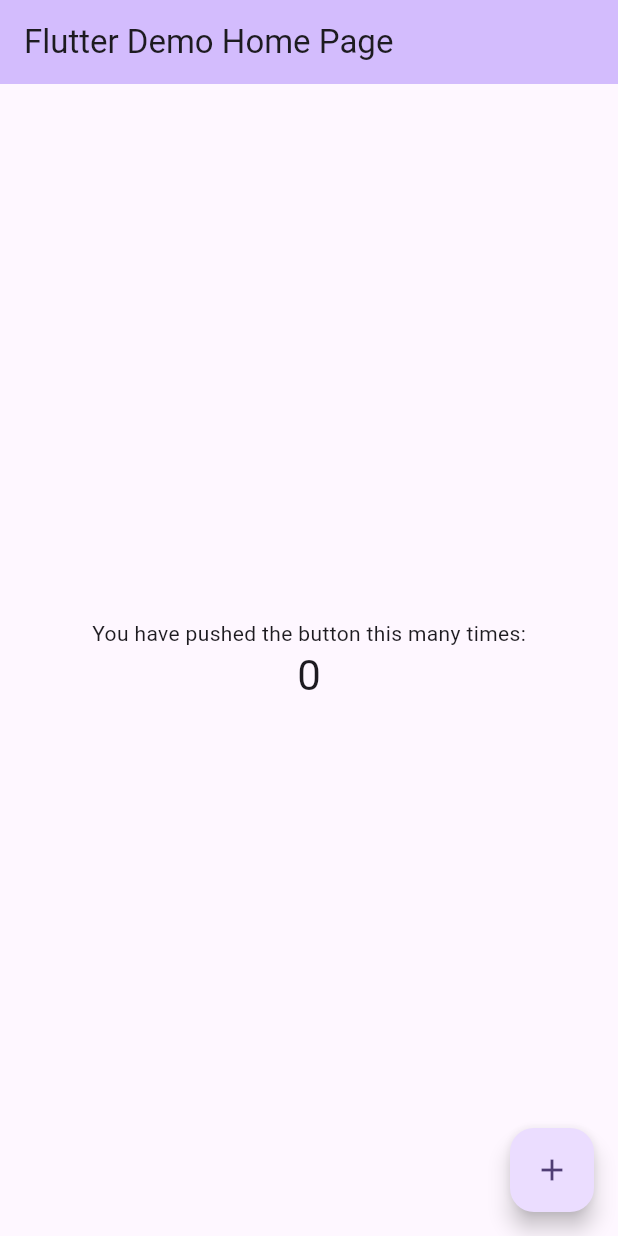
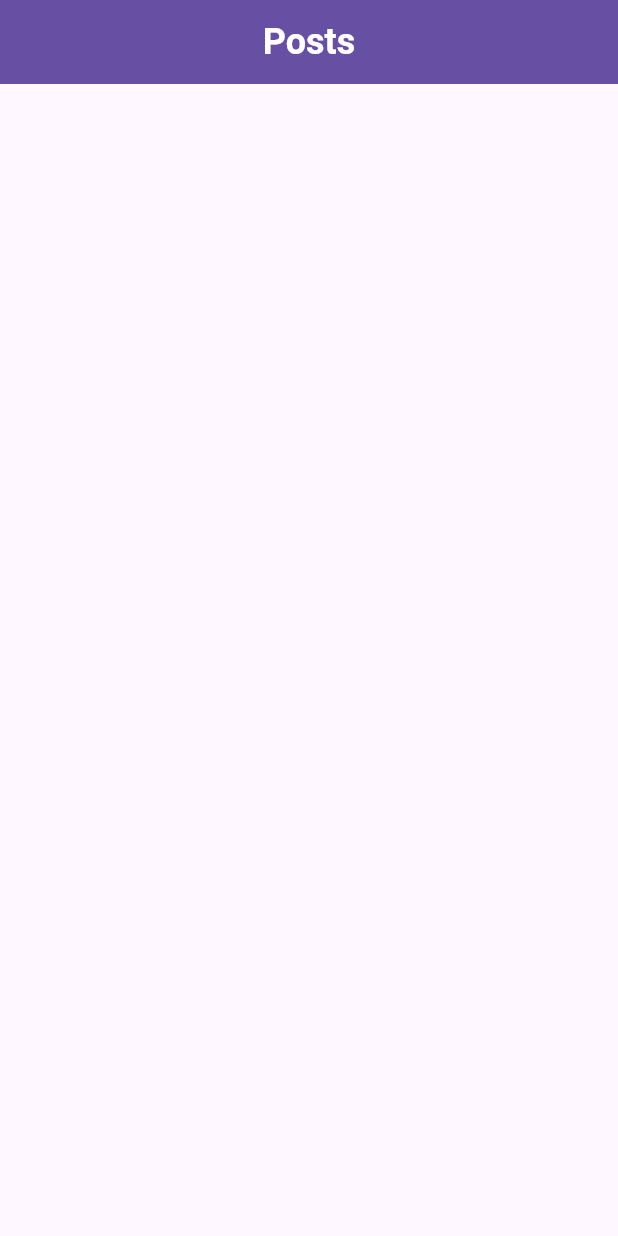
Before and after one commit to htoomthait/flutter_practice_2026, a Flutter app: the screen it shows after launch, on a phone screen of 412 x 824 dp. Run offline on Flutter 3.47's test engine with Material 3 defaults, Android fonts, the phone set to English and light mode, and no system bars.

Commit message:
post feature initiated

```diff
--- /dev/null
+++ b/practice_api_request_and_bloc_usage/lib/features/posts/bloc/post_event.dart
@@ -0,0 +1,12 @@
+part of 'posts_bloc.dart';
+
+
+
+
+@immutable
+abstract class PostEvent {}
+
+
+class PostInitialFetchEvent extends PostEvent{
+
+}
--- /dev/null
+++ b/practice_api_request_and_bloc_usage/lib/features/posts/ui/post_page.dart
@@ -0,0 +1,22 @@
+import 'package:flutter/material.dart';
+
+class PostPage extends StatefulWidget {
+  const PostPage({super.key});
+
+  @override
+  State<PostPage> createState() => _PostPageState();
+}
+
+class _PostPageState extends State<PostPage> {
+  @override
+  Widget build(BuildContext context) {
+    return Scaffold(
+      appBar: AppBar(
+        title: Text("Posts", style: TextStyle(color: Colors.white, fontSize: 24.0, fontWeight: FontWeight.w600)),
+        centerTitle: true,
+        backgroundColor: Theme.of(context).primaryColor,
+
+      ),
+    );
+  }
+}
--- a/practice_api_request_and_bloc_usage/lib/main.dart
+++ b/practice_api_request_and_bloc_usage/lib/main.dart
@@ -1,122 +1,18 @@
-import 'package:flutter/material.dart';
+import "package:flutter/material.dart";
+import "package:practice_api_request_and_bloc_usage/features/posts/ui/post_page.dart";
 
-void main() {
-  runApp(const MyApp());
+void main() async{
+  runApp(new MyApp());
 }
 
 class MyApp extends StatelessWidget {
   const MyApp({super.key});
 
-  // This widget is the root of your application.
   @override
   Widget build(BuildContext context) {
     return MaterialApp(
-      title: 'Flutter Demo',
-      theme: ThemeData(
-        // This is the theme of your application.
-        //
-        // TRY THIS: Try running your application with "flutter run". You'll see
-        // the application has a purple toolbar. Then, without quitting the app,
-        // try changing the seedColor in the colorScheme below to Colors.green
-        // and then invoke "hot reload" (save your changes or press the "hot
-        // reload" button in a Flutter-supported IDE, or press "r" if you used
-        // the command line to start the app).
-        //
-        // Notice that the counter didn't reset back to zero; the application
-        // state is not lost during the reload. To reset the state, use hot
-        // restart instead.
-        //
-        // This works for code too, not just values: Most code changes can be
-        // tested with just a hot reload.
-        colorScheme: .fromSeed(seedColor: Colors.deepPurple),
-      ),
-      home: const MyHomePage(title: 'Flutter Demo Home Page'),
+        debugShowCheckedModeBanner: false,
+        home: PostPage()
     );
   }
 }
-
-class MyHomePage extends StatefulWidget {
-  const MyHomePage({super.key, required this.title});
-
-  // This widget is the home page of your application. It is stateful, meaning
-  // that it has a State object (defined below) that contains fields that affect
-  // how it looks.
-
-  // This class is the configuration for the state. It holds the values (in this
-  // case the title) provided by the parent (in this case the App widget) and
-  // used by the build method of the State. Fields in a Widget subclass are
-  // always marked "final".
-
-  final String title;
-
-  @override
-  State<MyHomePage> createState() => _MyHomePageState();
-}
-
-class _MyHomePageState extends State<MyHomePage> {
-  int _counter = 0;
-
-  void _incrementCounter() {
-    setState(() {
-      // This call to setState tells the Flutter framework that something has
-      // changed in this State, which causes it to rerun the build method below
-      // so that the display can reflect the updated values. If we changed
-      // _counter without calling setState(), then the build method would not be
-      // called again, and so nothing would appear to happen.
-      _counter++;
-    });
-  }
-
-  @override
-  Widget build(BuildContext context) {
-    // This method is rerun every time setState is called, for instance as done
-    // by the _incrementCounter method above.
-    //
-    // The Flutter framework has been optimized to make rerunning build methods
-    // fast, so that you can just rebuild anything that needs updating rather
-    // than having to individually change instances of widgets.
-    return Scaffold(
-      appBar: AppBar(
-        // TRY THIS: Try changing the color here to a specific color (to
-        // Colors.amber, perhaps?) and trigger a hot reload to see the AppBar
-        // change color while the other colors stay the same.
-        backgroundColor: Theme.of(context).colorScheme.inversePrimary,
-        // Here we take the value from the MyHomePage object that was created by
-        // the App.build method, and use it to set our appbar title.
-        title: Text(widget.title),
-      ),
-      body: Center(
-        // Center is a layout widget. It takes a single child and positions it
-        // in the middle of the parent.
-        child: Column(
-          // Column is also a layout widget. It takes a list of children and
-          // arranges them vertically. By default, it sizes itself to fit its
-          // children horizontally, and tries to be as tall as its parent.
-          //
-          // Column has various properties to control how it sizes itself and
-          // how it positions its children. Here we use mainAxisAlignment to
-          // center the children vertically; the main axis here is the vertical
-          // axis because Columns are vertical (the cross axis would be
-          // horizontal).
-          //
-          // TRY THIS: Invoke "debug painting" (choose the "Toggle Debug Paint"
-          // action in the IDE, or press "p" in the console), to see the
-          // wireframe for each widget.
-          mainAxisAlignment: .center,
-          children: [
-            const Text('You have pushed the button this many times:'),
-            Text(
-              '$_counter',
-              style: Theme.of(context).textTheme.headlineMedium,
-            ),
-          ],
-        ),
-      ),
-      floatingActionButton: FloatingActionButton(
-        onPressed: _incrementCounter,
-        tooltip: 'Increment',
-        child: const Icon(Icons.add),
-      ),
-    );
-  }
-}
--- a/practice_api_request_and_bloc_usage/pubspec.yaml
+++ b/practice_api_request_and_bloc_usage/pubspec.yaml
@@ -32,6 +32,7 @@ dependencies:
     sdk: flutter
   bloc:
   flutter_bloc:
+  http:
 
   # The following adds the Cupertino Icons font to your application.
   # Use with the CupertinoIcons class for iOS style icons.
```
Also changed, not shown: practice_api_request_and_bloc_usage/lib/features/home/home_page.dart (added, +23 -0 lines), practice_api_request_and_bloc_usage/lib/features/posts/bloc/post_bloc.dart (added), practice_api_request_and_bloc_usage/lib/features/posts/bloc/post_state.dart (added), practice_api_request_and_bloc_usage/pubspec.lock, 1 other file.
